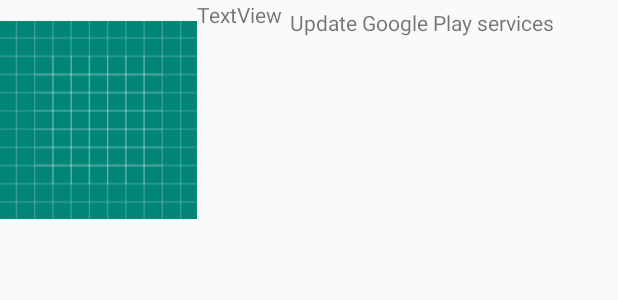
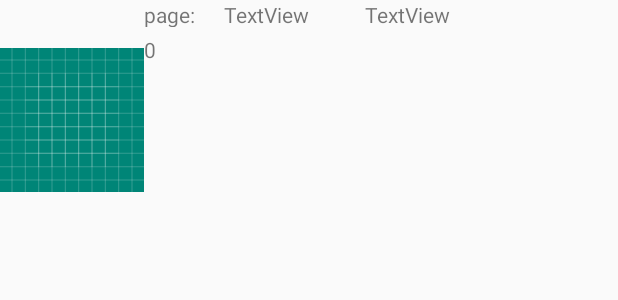
Before and after one commit to kimiyuki/Rebook, an Android app: the layout row_scrap.xml on its own in the app's theme, with its tools: preview values and no code run, on a phone screen of 412 x 824 dp. Shown: the top 300 px of the screen. Run offline under Robolectric (Android 15) with nearby library versions, the light colour scheme and no system bars.

Commit message:
Minor bug fixes

```diff
--- a/app/src/main/java/abc_analytics/com/rebook/Const.kt
+++ b/app/src/main/java/abc_analytics/com/rebook/Const.kt
@@ -10,6 +10,7 @@ const val EXTRA_BOOK = "abc_analytics.com.rebook.extra_book"
 const val PAGENUMBER_CONTENT = "abc_analytics.com.rebook.extra_pageNumber"
 const val FROM_ACTIVITY = "abc_analytics.com.rebook.from_activity"
 const val SCRAP_ID = "abc_analytics.com.rebook.scrap_id"
+const val SCRAP_PAGENUMBER = "abc_analytics.com.rebook.scrap_pageNumber"
 
 const val CAPTURE_DETAIL_INTENT = 100
 const val SCRAPLIST_DETAIL_INTENT = 101
--- a/app/src/main/java/abc_analytics/com/rebook/Model/Scrap.kt
+++ b/app/src/main/java/abc_analytics/com/rebook/Model/Scrap.kt
@@ -5,9 +5,9 @@ import java.util.*
 data class Scrap(
     val doc: String = "",
     val created_at: Date = Date(),
-    val update_at: Date = Date(),
+    val updated_at: Date = Date(),
     val imagePath: String = "",
-    val page: Int = 0,
+    val pageNumber: Int = 0,
     val isbn: String = "",
     var id: String = ""
 )
--- a/app/src/main/res/layout/row_scrap.xml
+++ b/app/src/main/res/layout/row_scrap.xml
@@ -14,17 +14,54 @@
             android:layout_weight="2"
             android:maxHeight="100dp"
             app:srcCompat="@drawable/ic_launcher_background" />
-    <TextView
-            android:text="TextView"
-            android:layout_width="wrap_content"
-            android:layout_height="wrap_content"
-            android:id="@+id/textViewScrapPage"
-            android:layout_weight="1" app:autoSizeMaxTextSize="4dp" android:textAlignment="textStart"/>
-    <TextView
-            android:text="@string/common_google_play_services_update_title"
-            android:layout_width="wrap_content"
+
+    <LinearLayout
+            android:layout_width="match_parent"
             android:layout_height="match_parent"
-            android:id="@+id/textViewScrapDoc"
-            android:layout_weight="7"
-            android:layout_marginTop="5dp"/>
+            android:layout_weight="8"
+            android:weightSum="10"
+            android:orientation="vertical">
+
+
+        <LinearLayout
+                android:layout_width="match_parent"
+                android:layout_height="wrap_content"
+                android:layout_weight="1"
+                android:orientation="horizontal"
+                android:weightSum="10">
+
+            <TextView
+                    android:id="@+id/textViewLabel"
+                    android:layout_width="8dp"
+                    android:layout_height="wrap_content"
+                    android:layout_weight="2"
+                    android:text="page:" />
+
+            <TextView
+                    android:id="@+id/textViewScrapPage"
+                    android:layout_width="wrap_content"
+                    android:layout_height="wrap_content"
+                    android:layout_marginStart="8dp"
+                    android:layout_weight="2"
+                    android:text="TextView"
+                    android:textAlignment="textStart"
+                    app:autoSizeMaxTextSize="4dp" />
+
+            <TextView
+                    android:id="@+id/textViewUpdateTime"
+                    android:layout_width="wrap_content"
+                    android:layout_height="wrap_content"
+                    android:layout_weight="6"
+                    android:text="TextView" />
+        </LinearLayout>
+
+        <TextView
+                android:id="@+id/textViewScrapDoc"
+                android:layout_width="match_parent"
+                android:layout_height="match_parent"
+                android:layout_marginTop="5dp"
+                android:layout_weight="9"
+                android:text="0" />
+    </LinearLayout>
+
 </LinearLayout>
```
Also changed, not shown: app/src/main/java/abc_analytics/com/rebook/BookListAdapter.kt (+11 -11 lines), app/src/main/java/abc_analytics/com/rebook/MainActivity.kt (+19 -13 lines), app/src/main/java/abc_analytics/com/rebook/ScrapDetailActivity.kt (+20 -20 lines), app/src/main/java/abc_analytics/com/rebook/ScrapListActivity.kt (+10 -7 lines), app/src/main/java/abc_analytics/com/rebook/ScrapListAdapter.kt (+9 -3 lines), 1 other file.
